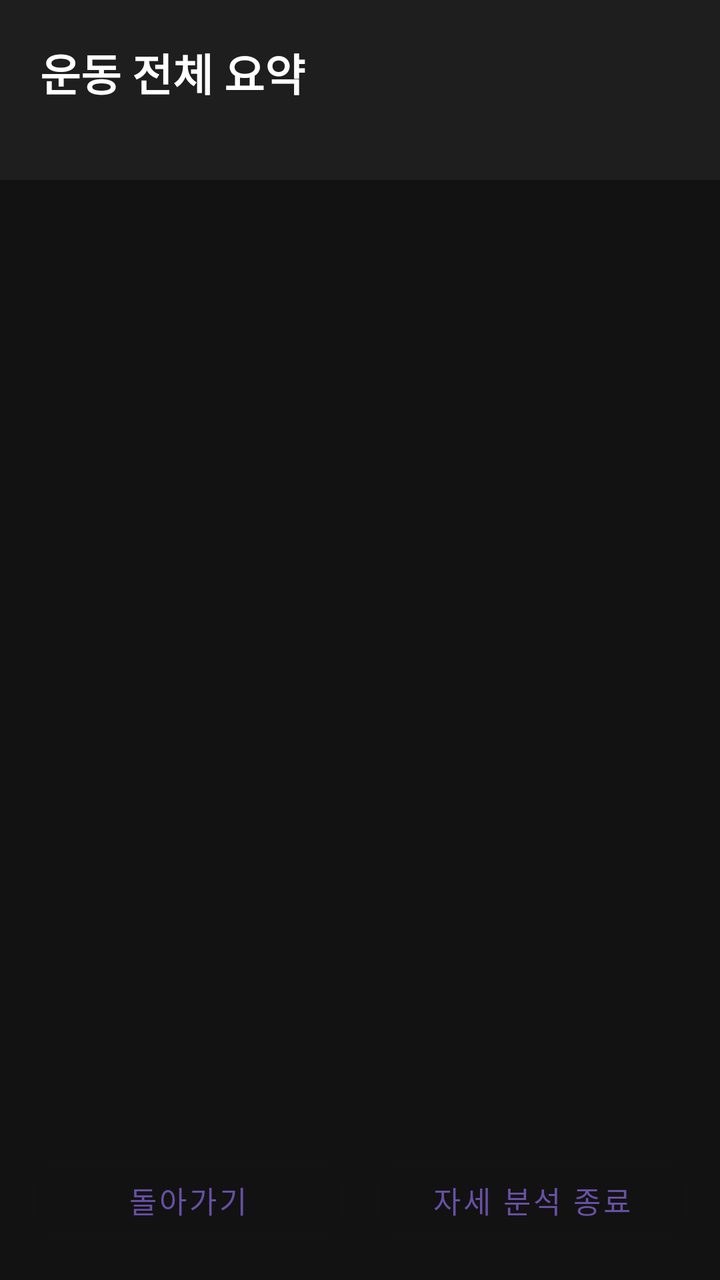
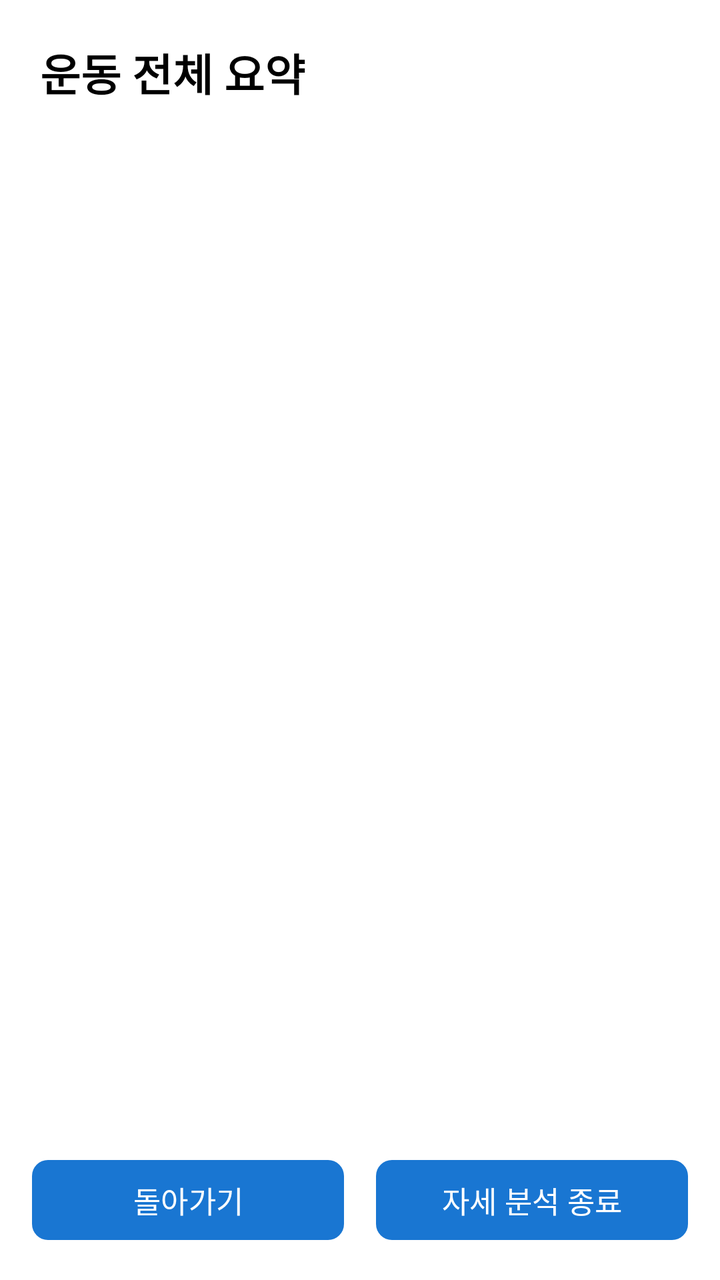

Before-and-after screenshots of an Android layout around one commit, followed by the original layout XML and the change that was made.
<!-- AndroidManifest.xml: application theme Theme.Moduflow -->
<!-- res/layout/activity_session_summary.xml -->
<?xml version="1.0" encoding="utf-8"?>
<LinearLayout
    xmlns:android="http://schemas.android.com/apk/res/android"
    xmlns:app="http://schemas.android.com/apk/res-auto"
    android:id="@+id/rootLayout"
    android:layout_width="match_parent"
    android:layout_height="match_parent"
    android:background="#FF121212"
    android:orientation="vertical">

    
    <LinearLayout
        android:layout_width="match_parent"
        android:layout_height="wrap_content"
        android:background="#FF1E1E1E"
        android:orientation="vertical"
        android:paddingStart="20dp"
        android:paddingEnd="20dp"
        android:paddingTop="20dp"
        android:paddingBottom="16dp">

        <TextView
            android:layout_width="wrap_content"
            android:layout_height="wrap_content"
            android:text="운동 전체 요약"
            android:textColor="@android:color/white"
            android:textSize="22sp"
            android:textStyle="bold" />

        <TextView
            android:id="@+id/tvSessionTime"
            android:layout_width="wrap_content"
            android:layout_height="wrap_content"
            android:layout_marginTop="4dp"
            android:textColor="#FF888888"
            android:textSize="13sp" />

    </LinearLayout>

    
    <TextView
        android:id="@+id/tvAiHeadline"
        android:layout_width="match_parent"
        android:layout_height="wrap_content"
        android:background="#FF1A2A1A"
        android:paddingStart="20dp"
        android:paddingEnd="20dp"
        android:paddingTop="14dp"
        android:paddingBottom="14dp"
        android:textColor="#FF88DD88"
        android:textSize="15sp"
        android:lineSpacingMultiplier="1.4"
        android:visibility="gone" />

    
    <ScrollView
        android:layout_width="match_parent"
        android:layout_height="0dp"
        android:layout_weight="1"
        android:clipToPadding="false"
        android:paddingTop="8dp"
        android:paddingBottom="8dp">

        <LinearLayout
            android:id="@+id/layoutExercises"
            android:layout_width="match_parent"
            android:layout_height="wrap_content"
            android:orientation="vertical"
            android:paddingStart="16dp"
            android:paddingEnd="16dp" />
    </ScrollView>

    
    <LinearLayout
        android:id="@+id/layoutBottomButtons"
        android:layout_width="match_parent"
        android:layout_height="wrap_content"
        android:orientation="horizontal"
        android:layout_margin="16dp"
        android:weightSum="2">

        <com.google.android.material.button.MaterialButton
            android:id="@+id/btnClose"
            style="@style/Widget.MaterialComponents.Button.OutlinedButton"
            android:layout_width="0dp"
            android:layout_weight="1"
            android:layout_height="wrap_content"
            android:layout_marginEnd="8dp"
            android:text="돌아가기"
            android:textSize="15sp"
            app:cornerRadius="8dp" />

        <com.google.android.material.button.MaterialButton
            android:id="@+id/btnExitAnalysis"
            style="@style/Widget.MaterialComponents.Button.OutlinedButton"
            android:layout_width="0dp"
            android:layout_weight="1"
            android:layout_height="wrap_content"
            android:layout_marginStart="8dp"
            android:text="자세 분석 종료"
            android:textSize="15sp"
            app:cornerRadius="8dp" />

    </LinearLayout>

</LinearLayout>
<!-- resources referenced by this layout -->
<resources>
  <style name="Theme.Moduflow" parent="Base.Theme.Moduflow" />
  <style name="Base.Theme.Moduflow" parent="Theme.Material3.DayNight.NoActionBar">
          
          
      </style>
</resources>

<!-- the commit's change to res/layout/activity_session_summary.xml (unified diff, before → after) -->
@@ -5,14 +5,14 @@
     android:id="@+id/rootLayout"
     android:layout_width="match_parent"
     android:layout_height="match_parent"
-    android:background="#FF121212"
+    android:background="#FFFFFFFF"
     android:orientation="vertical">
 
     
     <LinearLayout
         android:layout_width="match_parent"
         android:layout_height="wrap_content"
-        android:background="#FF1E1E1E"
+        android:background="#FFFFFFFF"
         android:orientation="vertical"
         android:paddingStart="20dp"
         android:paddingEnd="20dp"
@@ -23,7 +23,7 @@
             android:layout_width="wrap_content"
             android:layout_height="wrap_content"
             android:text="운동 전체 요약"
-            android:textColor="@android:color/white"
+            android:textColor="@android:color/black"
             android:textSize="22sp"
             android:textStyle="bold" />
 
@@ -32,7 +32,7 @@
             android:layout_width="wrap_content"
             android:layout_height="wrap_content"
             android:layout_marginTop="4dp"
-            android:textColor="#FF888888"
+            android:textColor="#FF666666"
             android:textSize="13sp" />
 
     </LinearLayout>
@@ -42,12 +42,12 @@
         android:id="@+id/tvAiHeadline"
         android:layout_width="match_parent"
         android:layout_height="wrap_content"
-        android:background="#FF1A2A1A"
+        android:background="#FFE8F5E9"
         android:paddingStart="20dp"
         android:paddingEnd="20dp"
         android:paddingTop="14dp"
         android:paddingBottom="14dp"
-        android:textColor="#FF88DD88"
+        android:textColor="#FF2E7D32"
         android:textSize="15sp"
         android:lineSpacingMultiplier="1.4"
         android:visibility="gone" />
@@ -81,24 +81,26 @@
 
         <com.google.android.material.button.MaterialButton
             android:id="@+id/btnClose"
-            style="@style/Widget.MaterialComponents.Button.OutlinedButton"
             android:layout_width="0dp"
             android:layout_weight="1"
             android:layout_height="wrap_content"
             android:layout_marginEnd="8dp"
             android:text="돌아가기"
+            android:textColor="#FFFFFFFF"
             android:textSize="15sp"
+            app:backgroundTint="#FF1976D2"
             app:cornerRadius="8dp" />
 
         <com.google.android.material.button.MaterialButton
             android:id="@+id/btnExitAnalysis"
-            style="@style/Widget.MaterialComponents.Button.OutlinedButton"
             android:layout_width="0dp"
             android:layout_weight="1"
             android:layout_height="wrap_content"
             android:layout_marginStart="8dp"
             android:text="자세 분석 종료"
+            android:textColor="#FFFFFFFF"
             android:textSize="15sp"
+            app:backgroundTint="#FF1976D2"
             app:cornerRadius="8dp" />
 
     </LinearLayout>
